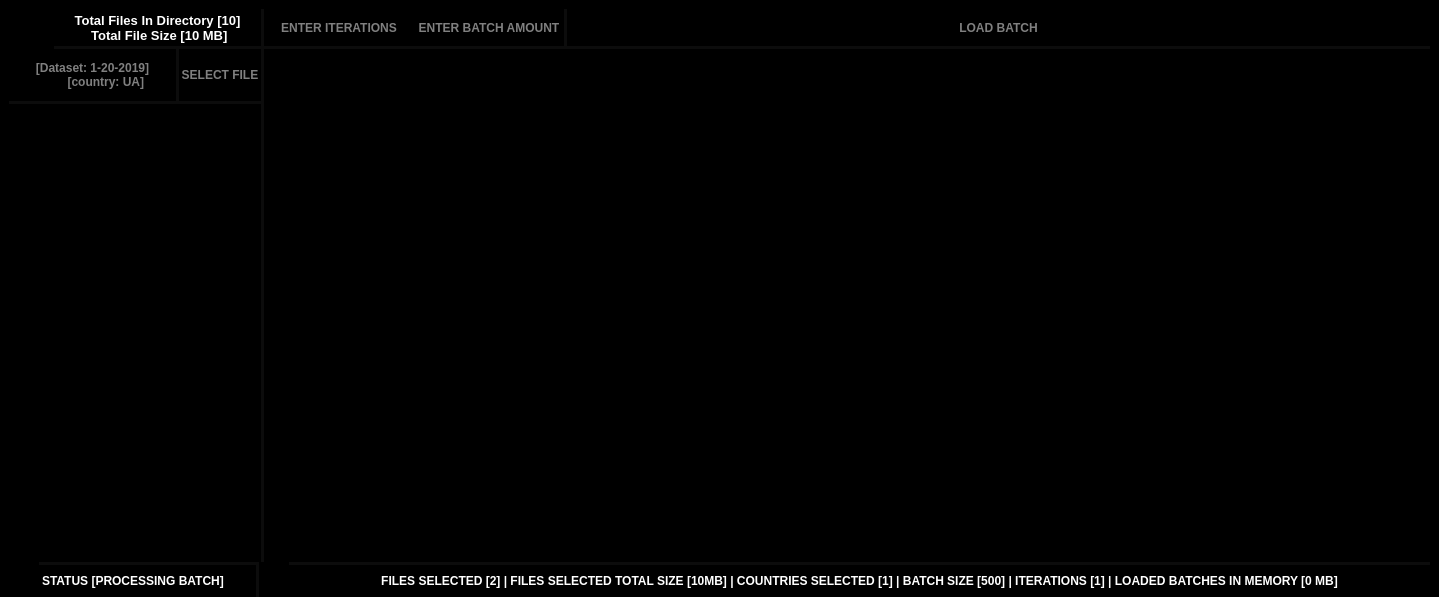
First picture: the form in software/censorship_detection/main.ui, repository john0x44/Censorship-Detection-In-Censored-Planet, before the edit.
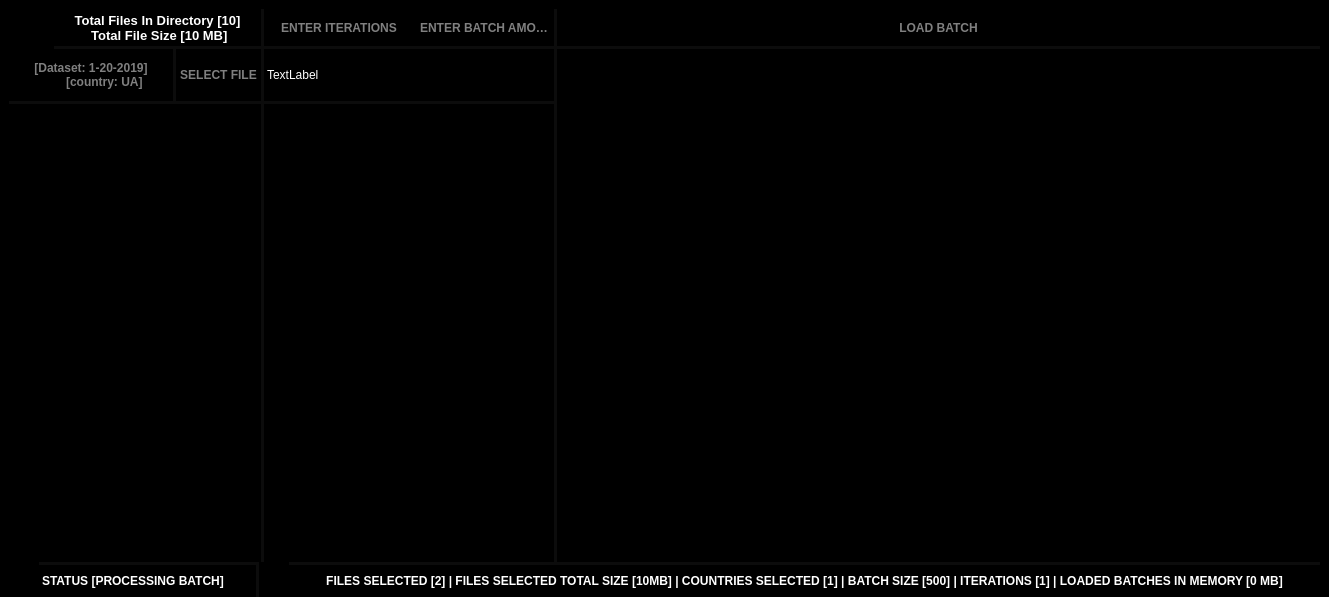
Second picture: the form after the edit. Icons and pictures are not drawn.

What changed in the file:
```diff
--- a/software/censorship_detection/main.ui
+++ b/software/censorship_detection/main.ui
@@ -6,7 +6,7 @@
    <rect>
     <x>0</x>
     <y>0</y>
-    <width>1439</width>
+    <width>1329</width>
     <height>597</height>
    </rect>
   </property>
@@ -322,7 +322,7 @@
                    </property>
                    <property name="maximumSize">
                     <size>
-                     <width>85</width>
+                     <width>88</width>
                      <height>16777215</height>
                     </size>
                    </property>
@@ -455,7 +455,7 @@
                </property>
                <property name="maximumSize">
                 <size>
-                 <width>150</width>
+                 <width>140</width>
                  <height>16777215</height>
                 </size>
                </property>
@@ -487,6 +487,12 @@
                  <verstretch>0</verstretch>
                 </sizepolicy>
                </property>
+               <property name="minimumSize">
+                <size>
+                 <width>0</width>
+                 <height>0</height>
+                </size>
+               </property>
                <property name="maximumSize">
                 <size>
                  <width>16777215</width>
@@ -530,6 +536,130 @@
             <property name="frameShadow">
              <enum>QFrame::Raised</enum>
             </property>
+            <layout class="QHBoxLayout" name="horizontalLayout_6">
+             <property name="spacing">
+              <number>0</number>
+             </property>
+             <property name="leftMargin">
+              <number>0</number>
+             </property>
+             <property name="topMargin">
+              <number>0</number>
+             </property>
+             <property name="rightMargin">
+              <number>0</number>
+             </property>
+             <property name="bottomMargin">
+              <number>0</number>
+             </property>
+             <item>
+              <widget class="QFrame" name="frame_8">
+               <property name="maximumSize">
+                <size>
+                 <width>293</width>
+                 <height>16777215</height>
+                </size>
+               </property>
+               <property name="styleSheet">
+                <string notr="true">Border-Right: 3px solid rgba(255,255,255,0.05);
+</string>
+               </property>
+               <property name="frameShape">
+                <enum>QFrame::StyledPanel</enum>
+               </property>
+               <property name="frameShadow">
+                <enum>QFrame::Raised</enum>
+               </property>
+               <layout class="QVBoxLayout" name="verticalLayout_4">
+                <property name="spacing">
+                 <number>0</number>
+                </property>
+                <property name="leftMargin">
+                 <number>0</number>
+                </property>
+                <property name="topMargin">
+                 <number>0</number>
+                </property>
+                <property name="rightMargin">
+                 <number>0</number>
+                </property>
+                <property name="bottomMargin">
+                 <number>0</number>
+                </property>
+                <item>
+                 <widget class="QScrollArea" name="scrollArea_2">
+                  <property name="sizePolicy">
+                   <sizepolicy hsizetype="Preferred" vsizetype="Preferred">
+                    <horstretch>0</horstretch>
+                    <verstretch>0</verstretch>
+                   </sizepolicy>
+                  </property>
+                  <property name="styleSheet">
+                   <string notr="true">Border-Right: 0px;</string>
+                  </property>
+                  <property name="widgetResizable">
+                   <bool>true</bool>
+                  </property>
+                  <widget class="QWidget" name="scrollAreaWidgetContents_2">
+                   <property name="geometry">
+                    <rect>
+                     <x>0</x>
+                     <y>0</y>
+                     <width>290</width>
+                     <height>513</height>
+                    </rect>
+                   </property>
+                   <layout class="QVBoxLayout" name="verticalLayout_6">
+                    <property name="spacing">
+                     <number>6</number>
+                    </property>
+                    <property name="leftMargin">
+                     <number>0</number>
+                    </property>
+                    <property name="topMargin">
+                     <number>0</number>
+                    </property>
+                    <property name="rightMargin">
+                     <number>0</number>
+                    </property>
+                    <property name="bottomMargin">
+                     <number>0</number>
+                    </property>
+                    <item alignment="Qt::AlignTop">
+                     <widget class="QLabel" name="label_4">
+                      <property name="minimumSize">
+                       <size>
+                        <width>0</width>
+                        <height>55</height>
+                       </size>
+                      </property>
+                      <property name="styleSheet">
+                       <string notr="true">Border-Bottom: 3px solid rgba(255,255,255,0.05);
+</string>
+                      </property>
+                      <property name="text">
+                       <string>TextLabel</string>
+                      </property>
+                     </widget>
+                    </item>
+                   </layout>
+                  </widget>
+                 </widget>
+                </item>
+               </layout>
+              </widget>
+             </item>
+             <item>
+              <widget class="QFrame" name="frame_9">
+               <property name="frameShape">
+                <enum>QFrame::StyledPanel</enum>
+               </property>
+               <property name="frameShadow">
+                <enum>QFrame::Raised</enum>
+               </property>
+              </widget>
+             </item>
+            </layout>
            </widget>
           </item>
          </layout>
```
